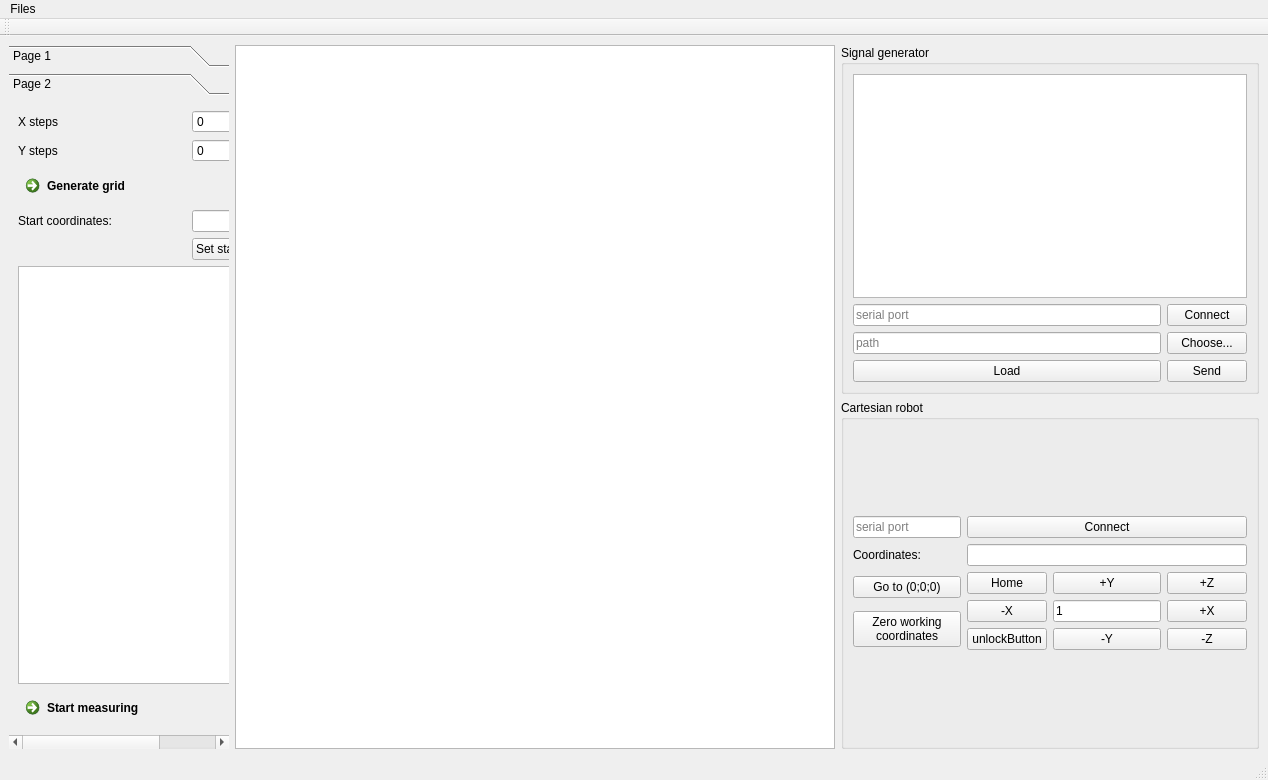
Qt form surfaceS/ui/mainwindow.ui (chernandezLAI/surfaceS) before a commit.
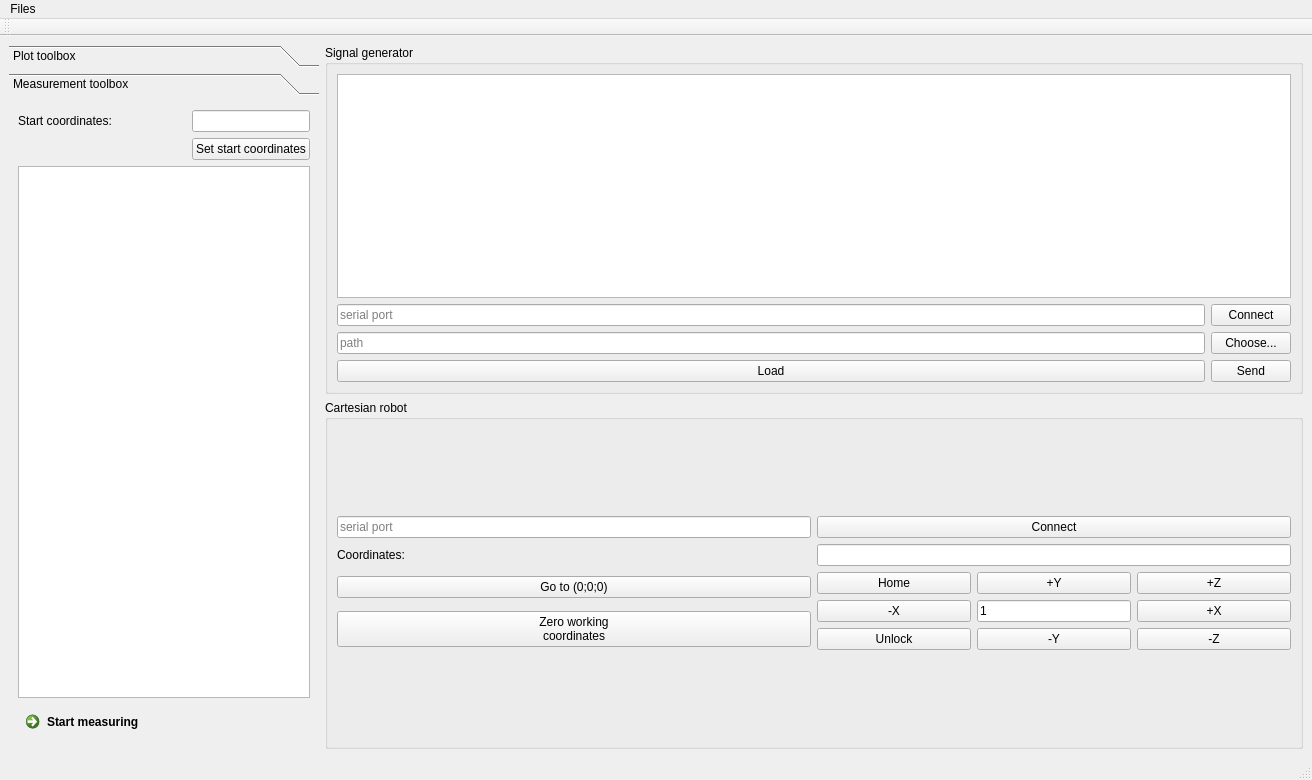
The same form after that commit. The open tabs and pages were chosen to show the change.

What changed in the file:
```diff
--- a/surfaceS/ui/mainwindow.ui
+++ b/surfaceS/ui/mainwindow.ui
@@ -6,7 +6,7 @@
    <rect>
     <x>0</x>
     <y>0</y>
-    <width>1254</width>
+    <width>1312</width>
     <height>780</height>
    </rect>
   </property>
@@ -45,7 +45,7 @@
         </rect>
        </property>
        <attribute name="label">
-        <string>Page 1</string>
+        <string>Plot toolbox</string>
        </attribute>
        <layout class="QFormLayout" name="formLayout_2">
         <item row="0" column="0">
@@ -77,34 +77,21 @@
          <x>0</x>
          <y>0</y>
          <width>329</width>
-         <height>638</height>
+         <height>655</height>
         </rect>
        </property>
        <attribute name="label">
-        <string>Page 2</string>
+        <string>Measurement toolbox</string>
        </attribute>
        <layout class="QFormLayout" name="formLayout_3">
-        <item row="0" column="0">
-         <widget class="QLabel" name="label_3">
+        <item row="3" column="0">
+         <widget class="QLabel" name="label_5">
           <property name="text">
-           <string>X steps</string>
+           <string>Start coordinates:</string>
           </property>
          </widget>
         </item>
-        <item row="0" column="1">
-         <widget class="QSpinBox" name="spinBox"/>
-        </item>
-        <item row="2" column="1">
-         <widget class="QSpinBox" name="spinBox_2"/>
-        </item>
-        <item row="2" column="0">
-         <widget class="QLabel" name="label_4">
-          <property name="text">
-           <string>Y steps</string>
-          </property>
-         </widget>
-        </item>
-        <item row="6" column="1">
+        <item row="3" column="1">
          <widget class="QLineEdit" name="startMachineCoordinatesEdit">
           <property name="sizePolicy">
            <sizepolicy hsizetype="Minimum" vsizetype="Fixed">
@@ -114,28 +101,14 @@
           </property>
          </widget>
         </item>
-        <item row="6" column="0">
-         <widget class="QLabel" name="label_5">
-          <property name="text">
-           <string>Start coordinates:</string>
-          </property>
-         </widget>
-        </item>
-        <item row="3" column="0" colspan="2">
-         <widget class="QCommandLinkButton" name="commandLinkButton">
-          <property name="text">
-           <string>Generate grid</string>
-          </property>
-         </widget>
-        </item>
-        <item row="7" column="1">
+        <item row="4" column="1">
          <widget class="QPushButton" name="setStartCoordinatesButton">
           <property name="text">
            <string>Set start coordinates</string>
           </property>
          </widget>
         </item>
-        <item row="8" column="0" colspan="2">
+        <item row="5" column="0" colspan="2">
          <widget class="QPlainTextEdit" name="jsonFormatParameters">
           <property name="minimumSize">
            <size>
@@ -145,7 +118,7 @@
           </property>
          </widget>
         </item>
-        <item row="9" column="0">
+        <item row="6" column="0">
          <widget class="QCommandLinkButton" name="startMeasuringButton">
           <property name="text">
            <string>Start measuring</string>
@@ -157,27 +130,7 @@
      </widget>
     </item>
     <item>
-     <layout class="QVBoxLayout" name="verticalLayout">
-      <item>
-       <widget class="QGraphicsView" name="graphicsView_3">
-        <property name="sizePolicy">
-         <sizepolicy hsizetype="MinimumExpanding" vsizetype="MinimumExpanding">
-          <horstretch>2</horstretch>
-          <verstretch>2</verstretch>
-         </sizepolicy>
-        </property>
-        <property name="minimumSize">
-         <size>
-          <width>600</width>
-          <height>360</height>
-         </size>
-        </property>
-       </widget>
-      </item>
-      <item>
-       <layout class="QFormLayout" name="formLayout"/>
-      </item>
-     </layout>
+     <layout class="QVBoxLayout" name="plotLayout"/>
     </item>
     <item>
      <layout class="QVBoxLayout" name="verticalLayout_3">
@@ -362,7 +315,7 @@
              <item row="2" column="0">
               <widget class="QPushButton" name="unlockButton">
                <property name="text">
-                <string>unlockButton</string>
+                <string>Unlock</string>
                </property>
               </widget>
              </item>
@@ -395,7 +348,7 @@
     <rect>
      <x>0</x>
      <y>0</y>
-     <width>1254</width>
+     <width>1312</width>
      <height>21</height>
     </rect>
    </property>
```
Left out of the diff: 15 changed lines with no effect on the pictures.
